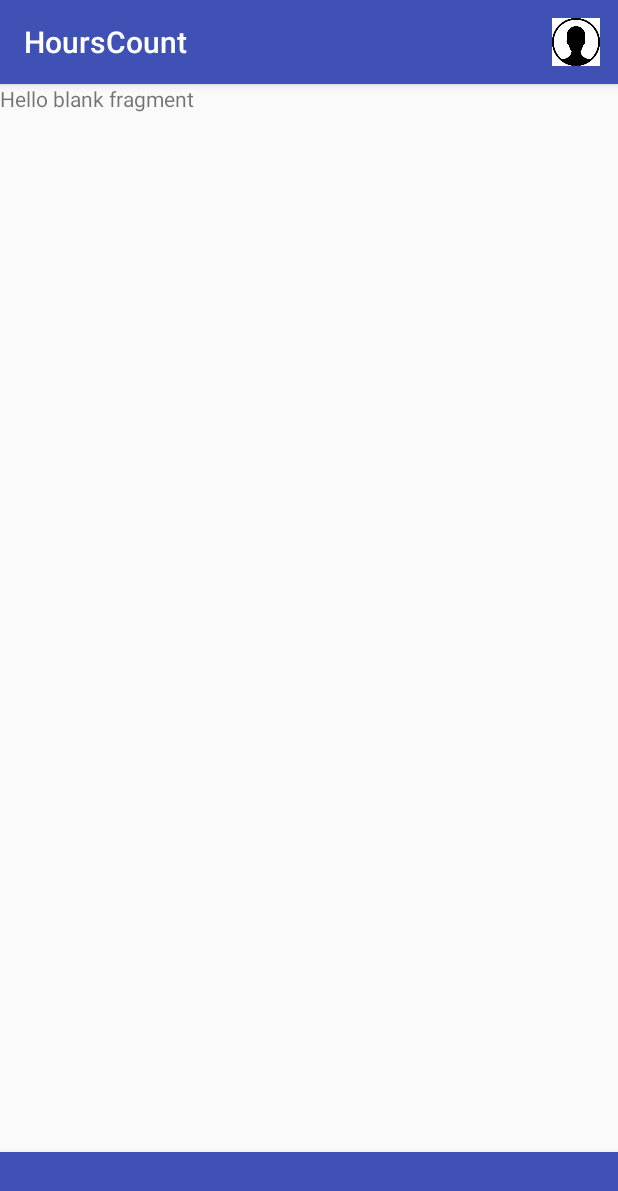
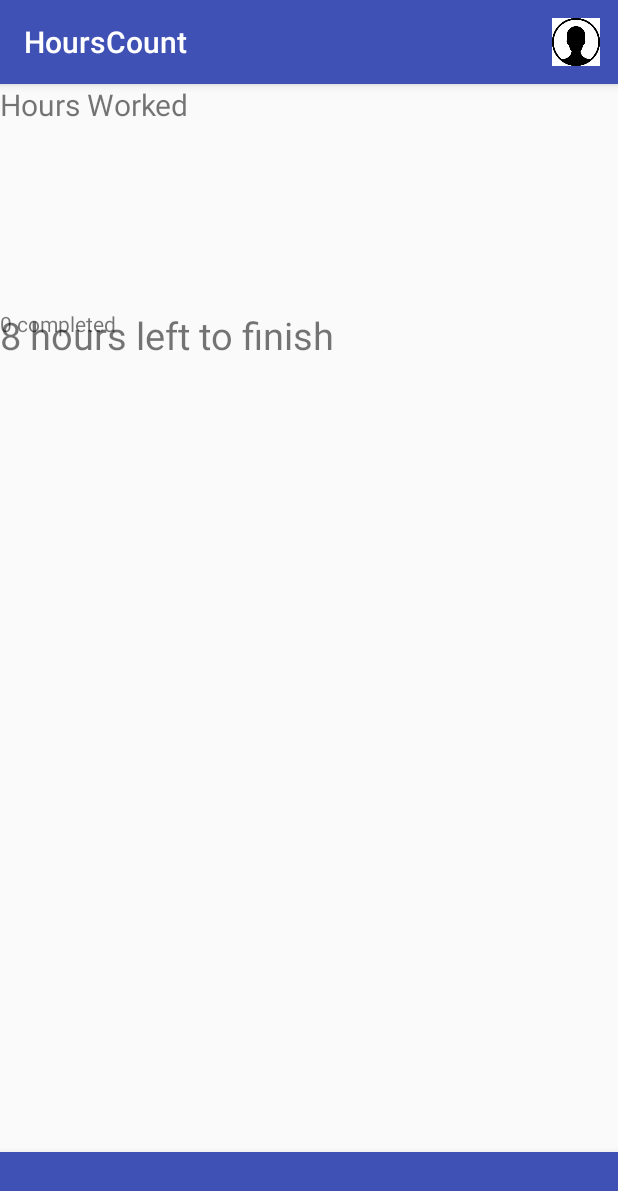
Before and after one commit to samyuktha7/HoursCount, an Android app: the screen it shows after launch (MainActivity), on a phone screen of 412 x 824 dp. Shown: the top 1191 px of the screen. Run offline under Robolectric (Android 15) with nearby library versions, the phone set to English and light mode, and no system bars.

Commit message:
GeoFence Enter stores values in database and starts a timer at ENTER and pauses it on EXIT. TimerTask updates the timeElapsed every two minutes to all the listeners of an Interface IUpdateTimeElapsed ( using observer pattern. Today_Fragment registers and unregisters to TimerTask updates whenever the app is opened.

```diff
--- a/app/src/main/java/countedhours/hourscount/Database/SqLiteDatabaseHelper.java
+++ b/app/src/main/java/countedhours/hourscount/Database/SqLiteDatabaseHelper.java
@@ -57,7 +57,7 @@ public class SqLiteDatabaseHelper extends SQLiteOpenHelper {
         super(ctx, DATABASE_NAME, null, DATABASE_VERSION);
         Log.d(TAG, "SqLiteDatabaseHelper() constructor");
         mCxt= ctx;
-        mTimerTask = new TimerTask(mCxt);
+        mTimerTask = TimerTask.getInstance(mCxt);
     }
 
 
--- a/app/src/main/java/countedhours/hourscount/Fragments/Today_Fragment.java
+++ b/app/src/main/java/countedhours/hourscount/Fragments/Today_Fragment.java
@@ -1,23 +1,77 @@
 package countedhours.hourscount.Fragments;
 
-
 import android.os.Bundle;
-
 import android.support.v4.app.Fragment;
+import android.util.Log;
 import android.view.LayoutInflater;
 import android.view.View;
 import android.view.ViewGroup;
+import android.widget.TextView;
+import java.text.DateFormat;
+import java.text.SimpleDateFormat;
+import java.util.Date;
+import java.util.Locale;
+import java.util.TimeZone;
+import countedhours.hourscount.Interfaces.IUpdateTimeElapsed;
+import countedhours.hourscount.R;
+import countedhours.hourscount.TimerTask;
 
-import countedhours.hourscount.R;
 
-public class Today_Fragment extends Fragment {
+public class Today_Fragment extends Fragment implements IUpdateTimeElapsed {
 
+    private TextView mTimeRemaining, mHoursCompleted;
+    private String TAG = "TodayFragment";
+    private TimerTask mTimerTask;
+    private DateFormat formatter;
 
     @Override
     public View onCreateView(LayoutInflater inflater, ViewGroup container,
                              Bundle savedInstanceState) {
+        Log.d(TAG, "onCreateView");
         // Inflate the layout for this fragment
-        return inflater.inflate(R.layout.fragment_today_, container, false);
+        View v = inflater.inflate(R.layout.fragment_today_, container, false);
+        mHoursCompleted = v.findViewById(R.id.timeElapsed);
+        mTimeRemaining = v.findViewById(R.id.timeLeftOut);
+        return v;
     }
 
+    @Override
+    public void onResume() {
+        super.onResume();
+        Log.d(TAG, "onResume()");
+
+        formatter = new SimpleDateFormat("HH:mm:ss", Locale.US);
+        formatter.setTimeZone(TimeZone.getTimeZone("UTC"));
+
+        if (this.getActivity() != null) {
+            mTimerTask = TimerTask.getInstance(this.getActivity());
+            mTimerTask.registerUpdateTimeElapsed(this);
+        } else {
+            Log.w(TAG, "context is null");
+        }
+    }
+
+    @Override
+    public void onUpdateTimeElapsed(long time) {
+        Log.d(TAG, "onUpdateTimeElapsed() "+time);
+
+        //setting the time Elapsed
+        mHoursCompleted.setText(formatter.format(new Date(time)) + " Finished");
+
+        //Calculating and setting the time Remaining
+        long timeToWork = ((8 * 60 * 60000) - time);
+        mTimeRemaining.setText(formatter.format(new Date(timeToWork)) + " Remaining ");
+    }
+
+    @Override
+    public void onPause() {
+        super.onPause();
+        Log.d(TAG, "onPause()");
+    }
+
+    @Override
+    public void onStop() {
+        super.onStop();
+        mTimerTask.unregisterupdateTimeElapsed(this);
+    }
 }
--- /dev/null
+++ b/app/src/main/java/countedhours/hourscount/Interfaces/IUpdateTimeElapsed.java
@@ -0,0 +1,9 @@
+package countedhours.hourscount.Interfaces;
+
+public interface IUpdateTimeElapsed {
+
+    /*
+    updates the timeElapsed in milliseconds.
+     */
+    void onUpdateTimeElapsed(long time);
+}
--- a/app/src/main/java/countedhours/hourscount/TimerTask.java
+++ b/app/src/main/java/countedhours/hourscount/TimerTask.java
@@ -1,10 +1,11 @@
 package countedhours.hourscount;
 
 import android.content.Context;
-import android.content.SharedPreferences;
 import android.os.Handler;
-import android.preference.PreferenceManager;
 import android.util.Log;
+import java.util.ArrayList;
+import java.util.List;
+import countedhours.hourscount.Interfaces.IUpdateTimeElapsed;
 
 public class TimerTask {
 
@@ -14,43 +15,79 @@ public class TimerTask {
     private String TAG = "TimerTask";
     private boolean alreadyStarted = false;
     private Handler updateTimeHandler = new Handler();
+    private static TimerTask mInstance = null;
     private Context mContext;
+    private List<IUpdateTimeElapsed> mUpdateTineElapsedListeners = new ArrayList<>();
 
     public TimerTask(Context context) {
         this.mContext = context;
     }
 
+    public static TimerTask getInstance(Context ctx) {
+        Log.d("TimerTask", "TimerTask(): getInstance()");
+        /**
+         * use the application context as suggested by CommonsWare.
+         * this will ensure that you dont accidentally leak an Activitys
+         * context (see this article for more information:
+         * http://android-developers.blogspot.nl/2009/01/avoiding-memory-leaks.html)
+         */
+        if (mInstance == null) {
+            mInstance = new TimerTask(ctx.getApplicationContext());
+        }
+        return mInstance;
+    }
+
     public void startTimer() {
+        mStartTime = System.currentTimeMillis();
         if (!alreadyStarted) {
             updateTimeHandler.postDelayed(updateTimerThread, 0);
         }
-        Log.d(TAG, "startTimer() ");
-        mStartTime = System.currentTimeMillis();
         Log.d(TAG, "startTimer(): Time elapsed = "+mTotalTime);
         alreadyStarted = false;
     }
 
     public void pauseTimer() {
-        Log.d(TAG, "pauseTimer()");
         mBufferTime = System.currentTimeMillis() - mStartTime;
         mTotalTime = mTotalTime + mBufferTime;
         Log.d(TAG, "pauseTimer(): Time elapsed ="+mTotalTime);
     }
 
+    /*
+    registers Listeners to IupdateTimeElapsed interface
+     */
+    public void registerUpdateTimeElapsed(IUpdateTimeElapsed listener) {
+        Log.d(TAG, "registerUpdateTimeElapsed() ");
+        if (!mUpdateTineElapsedListeners.contains(listener)) {
+           mUpdateTineElapsedListeners.add(listener);
+
+        }
+    }
+
+    /*
+    unregisters Listeners to IupdateTimeElapsed interface
+     */
+    public void unregisterupdateTimeElapsed(IUpdateTimeElapsed listener) {
+        Log.d(TAG, "unregisterUpdateTimeElapsed()");
+        mUpdateTineElapsedListeners.remove(listener);
+    }
+
+    /*
+    This Runnable updates to all the listeners the time elapsed every two minutes
+     */
     private Runnable updateTimerThread = new Runnable() {
-
         public void run() {
 
-            SharedPreferences sp = PreferenceManager.getDefaultSharedPreferences(mContext);
-            SharedPreferences.Editor editor = sp.edit();
             mBufferTime = System.currentTimeMillis() - mStartTime;
-            float timeInMinutes = (mTotalTime + mBufferTime)/60000;
-            Log.d(TAG, "timeInMinutes() "+timeInMinutes);
-            editor.putFloat("Time", timeInMinutes);
-            editor.apply();
+            long time = mTotalTime + mBufferTime;
+            Log.d(TAG, "time() "+time);
 
+            //updates all the listeners
+            for (IUpdateTimeElapsed listener : mUpdateTineElapsedListeners) {
+                listener.onUpdateTimeElapsed(time);
+            }
+
+            //self called every 2 minutes.
            updateTimeHandler.postDelayed(this, 60000);
         }
-
     };
 }
--- a/app/src/main/res/layout/fragment_today_.xml
+++ b/app/src/main/res/layout/fragment_today_.xml
@@ -9,6 +9,26 @@
     <TextView
         android:layout_width="match_parent"
         android:layout_height="match_parent"
-        android:text="@string/hello_blank_fragment" />
+        android:text="Hours Worked"
+        android:id="@+id/workingHours"
+        android:textSize="20dp"
+        android:layout_gravity="center"/>
+
+    <TextView
+        android:layout_width="match_parent"
+        android:layout_height="wrap_content"
+        android:id="@+id/timeElapsed"
+        android:text="0 completed"
+        android:paddingTop="150dp"
+        />
+
+
+    <TextView
+        android:layout_width="match_parent"
+        android:layout_height="wrap_content"
+        android:id="@+id/timeLeftOut"
+        android:text="8 hours left to finish"
+        android:textSize="25dp"
+        android:paddingTop="150dp"/>
 
 </FrameLayout>
```
